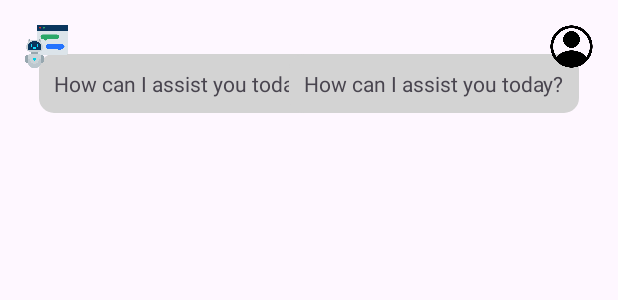
After one commit to allknowledge34/FinTracks, an Android app: the layout item_message.xml on its own in the app's theme, with its tools: preview values and no code run, on a phone screen of 412 x 824 dp. The commit adds this screen. Shown: the top 300 px of the screen. Run offline under Robolectric (Android 15) with nearby library versions, the phone set to English and light mode, and no system bars.

Commit message:
five change

```diff
--- a/app/build.gradle.kts
+++ b/app/build.gradle.kts
@@ -50,6 +50,7 @@ dependencies {
     implementation(libs.credentials.play.services.auth)
     implementation(libs.googleid)
     implementation(libs.firebase.storage)
+    implementation(libs.recyclerview)
     testImplementation(libs.junit)
     androidTestImplementation(libs.ext.junit)
     androidTestImplementation(libs.espresso.core)
--- /dev/null
+++ b/app/src/main/res/drawable/send_message_back.xml
@@ -0,0 +1,5 @@
+<?xml version="1.0" encoding="utf-8"?>
+<shape xmlns:android="http://schemas.android.com/apk/res/android">
+<solid android:color="#D3D3D3"/>
+    <corners android:radius="10dp"/>
+</shape>
--- a/app/src/main/res/drawable/white_backgrounds.xml
+++ b/app/src/main/res/drawable/white_backgrounds.xml
@@ -3,8 +3,8 @@
 <item>
     <shape android:shape="rectangle">
         <solid android:color="@color/dWhite"/>
-        <corners android:bottomRightRadius="53dp"
-            android:bottomLeftRadius="53dp"/>
+        <corners android:bottomRightRadius="20dp"
+            android:bottomLeftRadius="20dp"/>
     </shape>
 </item>
 </selector>
--- /dev/null
+++ b/app/src/main/res/layout/item_message.xml
@@ -0,0 +1,80 @@
+<?xml version="1.0" encoding="utf-8"?>
+<RelativeLayout xmlns:android="http://schemas.android.com/apk/res/android"
+    xmlns:app="http://schemas.android.com/apk/res-auto"
+    xmlns:tools="http://schemas.android.com/tools"
+    android:layout_width="match_parent"
+    android:layout_height="match_parent">
+
+    <androidx.constraintlayout.widget.ConstraintLayout
+        android:id="@+id/left_chat"
+        android:layout_width="wrap_content"
+        android:layout_height="wrap_content">
+
+        <LinearLayout
+            android:layout_width="wrap_content"
+            android:layout_height="wrap_content"
+            android:layout_marginStart="10dp"
+            android:layout_marginTop="20dp"
+            android:orientation="horizontal"
+            app:layout_constraintEnd_toEndOf="parent"
+            app:layout_constraintStart_toStartOf="@+id/imageView5"
+            app:layout_constraintTop_toTopOf="@+id/imageView5">
+
+            <TextView
+                android:id="@+id/eft_txt"
+                android:layout_width="wrap_content"
+                android:layout_height="wrap_content"
+                android:background="@drawable/send_message_back"
+                android:padding="10dp"
+                android:text="How can I assist you today?" />
+        </LinearLayout>
+
+        <ImageView
+            android:id="@+id/imageView5"
+            android:layout_width="30dp"
+            android:layout_height="30dp"
+            android:layout_marginStart="16dp"
+            android:layout_marginTop="16dp"
+            app:layout_constraintStart_toStartOf="parent"
+            app:layout_constraintTop_toTopOf="parent"
+            app:srcCompat="@drawable/ai" />
+
+    </androidx.constraintlayout.widget.ConstraintLayout>
+
+
+    <androidx.constraintlayout.widget.ConstraintLayout
+        android:id="@+id/right_chat"
+        android:layout_width="wrap_content"
+        android:layout_height="wrap_content"
+        android:layout_alignParentEnd="true">
+
+        <LinearLayout
+            android:layout_width="wrap_content"
+            android:layout_height="wrap_content"
+            android:layout_marginTop="20dp"
+            android:layout_marginEnd="10dp"
+            android:orientation="horizontal"
+            app:layout_constraintEnd_toEndOf="@+id/imageView"
+            app:layout_constraintTop_toTopOf="@+id/imageView">
+
+            <TextView
+                android:id="@+id/right_txt"
+                android:layout_width="wrap_content"
+                android:layout_height="wrap_content"
+                android:background="@drawable/send_message_back"
+                android:padding="10dp"
+                android:text="How can I assist you today?" />
+        </LinearLayout>
+
+        <ImageView
+            android:id="@+id/imageView"
+            android:layout_width="30dp"
+            android:layout_height="30dp"
+            android:layout_marginTop="16dp"
+            android:layout_marginEnd="16dp"
+            app:layout_constraintEnd_toEndOf="parent"
+            app:layout_constraintTop_toTopOf="parent"
+            app:srcCompat="@drawable/account" />
+
+    </androidx.constraintlayout.widget.ConstraintLayout>
+</RelativeLayout>
--- a/gradle/libs.versions.toml
+++ b/gradle/libs.versions.toml
@@ -15,6 +15,7 @@ credentials = "1.5.0"
 credentialsPlayServicesAuth = "1.5.0"
 googleid = "1.1.1"
 firebaseStorage = "22.0.0"
+recyclerview = "1.4.0"
 
 [libraries]
 junit = { group = "junit", name = "junit", version.ref = "junit" }
@@ -31,6 +32,7 @@ credentials = { group = "androidx.credentials", name = "credentials", version.re
 credentials-play-services-auth = { group = "androidx.credentials", name = "credentials-play-services-auth", version.ref = "credentialsPlayServicesAuth" }
 googleid = { group = "com.google.android.libraries.identity.googleid", name = "googleid", version.ref = "googleid" }
 firebase-storage = { group = "com.google.firebase", name = "firebase-storage", version.ref = "firebaseStorage" }
+recyclerview = { group = "androidx.recyclerview", name = "recyclerview", version.ref = "recyclerview" }
 
 [plugins]
 android-application = { id = "com.android.application", version.ref = "agp" }
```
Also changed, not shown: app/src/main/java/com/sachin/fintrack/adapters/MessageAdapter.java (added, +27 -0 lines), app/src/main/java/com/sachin/fintrack/models/MessageModel.java (added, +31 -0 lines), app/src/main/java/com/sachin/fintrack/views/activites/MainActivity.java (+3 -6 lines), app/src/main/java/com/sachin/fintrack/views/activites/TermsActivity.java (deleted, +0 -28 lines), app/src/main/java/com/sachin/fintrack/views/fragments/ChatbotFragment.java (added, +66 -0 lines), app/src/main/java/com/sachin/fintrack/views/fragments/ProfileFragment.java (+1 -7 lines), app/src/main/res/drawable/edt_bg.xml (added, +7 -0 lines), app/src/main/res/layout/activity_terms.xml (deleted, +0 -97 lines), app/src/main/res/layout/fragment_chatbot.xml (added, +99 -0 lines), app/src/main/res/menu/bottom_menu.xml (+5 -4 lines), app/src/main/res/drawable/ai.png (added), app/src/main/res/drawable/btn_2.png (added), app/src/main/res/drawable/mic.png (added), app/src/main/res/drawable/sound.png (added).
